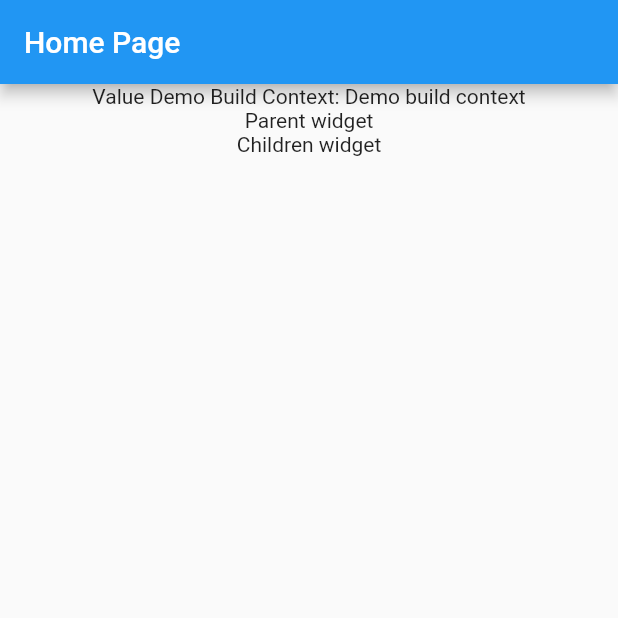
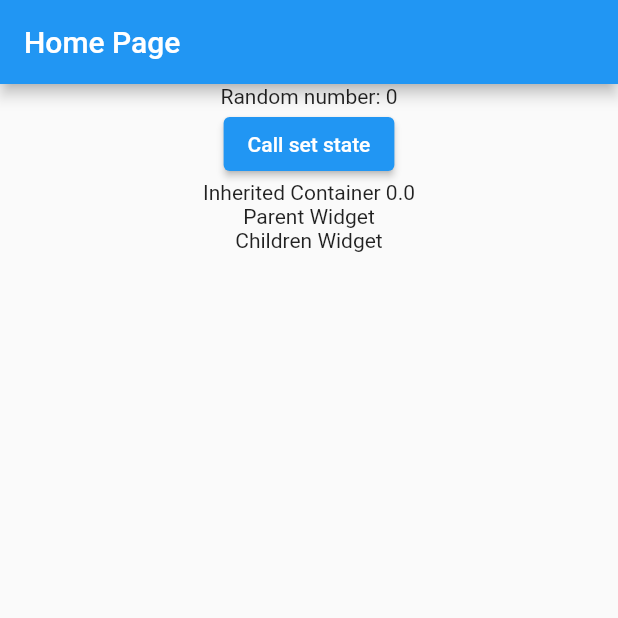
Before and after one commit to baotan2000/flutter_hello_word, a Flutter app: the screen it shows after launch, on a phone screen of 412 x 824 dp, the top half of it. Run offline on Flutter 3.47's test engine with Material 2 defaults, Android fonts, the light colour scheme and no system bars.

Commit message:
inherited widget

```diff
--- /dev/null
+++ b/lib/demo_inherited_widget.dart
@@ -0,0 +1,95 @@
+// ignore_for_file: public_member_api_docs, sort_constructors_first
+import 'dart:math';
+
+import 'package:flutter/material.dart';
+
+class DemoInheritedWidget extends StatefulWidget {
+  const DemoInheritedWidget({super.key});
+
+  @override
+  State<DemoInheritedWidget> createState() => _DemoInheritedWidgetState();
+}
+
+class _DemoInheritedWidgetState extends State<DemoInheritedWidget> {
+  @override
+  Widget build(BuildContext context) {
+    return DemoInheritedContainer(
+      child: ParentWidget(
+        child: ChildrenWidget(),
+      ),
+    );
+  }
+}
+
+class DemoInheritedContainer extends StatefulWidget {
+  Widget child;
+  DemoInheritedContainer({
+    Key? key,
+    required this.child,
+  }) : super(key: key);
+
+  @override
+  State<DemoInheritedContainer> createState() => _DemoInheritedContainerState();
+}
+
+class _DemoInheritedContainerState extends State<DemoInheritedContainer> {
+  int number = 0;
+  @override
+  Widget build(BuildContext context) {
+    print("DemoInheritedContainer build");
+    return Column(
+      children: [
+        Text("Random number: $number"),
+        ElevatedButton(
+            onPressed: () {
+              setState(() {
+                number = Random().nextInt(1000);
+              });
+            },
+            child: Text("Call set state")),
+        MyInheritedWidget(number: number, child: widget.child)
+      ],
+    );
+  }
+}
+
+class MyInheritedWidget extends InheritedWidget {
+  int number;
+  MyInheritedWidget({required super.child, required this.number});
+
+  static MyInheritedWidget? of(BuildContext context) {
+    return context.dependOnInheritedWidgetOfExactType();
+  }
+
+  @override
+  bool updateShouldNotify(covariant MyInheritedWidget oldWidget) {
+    return false;
+  }
+}
+
+class ParentWidget extends StatelessWidget {
+  Widget child;
+  ParentWidget({
+    Key? key,
+    required this.child,
+  }) : super(key: key);
+
+  @override
+  Widget build(BuildContext context) {
+    MyInheritedWidget? myInheritedWidget = MyInheritedWidget.of(context);
+    return Column(
+      children: [
+        Text("Inherited Container ${myInheritedWidget?.number.toDouble()}"),
+        Text("Parent Widget"),
+        child
+      ],
+    );
+  }
+}
+
+class ChildrenWidget extends StatelessWidget {
+  @override
+  Widget build(BuildContext context) {
+    return Text("Children Widget");
+  }
+}
--- a/lib/home_page.dart
+++ b/lib/home_page.dart
@@ -1,5 +1,6 @@
 import 'package:flutter/material.dart';
 import 'package:flutter_hello_word/demo_build_context_widget.dart';
+import 'package:flutter_hello_word/demo_inherited_widget.dart';
 import 'package:flutter_hello_word/demo_key_widget.dart';
 import 'package:flutter_hello_word/list_view_widget.dart';
 import 'package:flutter_hello_word/stack_widget.dart';
@@ -21,7 +22,7 @@ class _HomePageState extends State<HomePage> {
           ),
           body: Container(
             constraints: BoxConstraints.expand(),
-            child: DemoBuildContextWidget(),
+            child: DemoInheritedWidget(),
           )),
     );
   }
```
